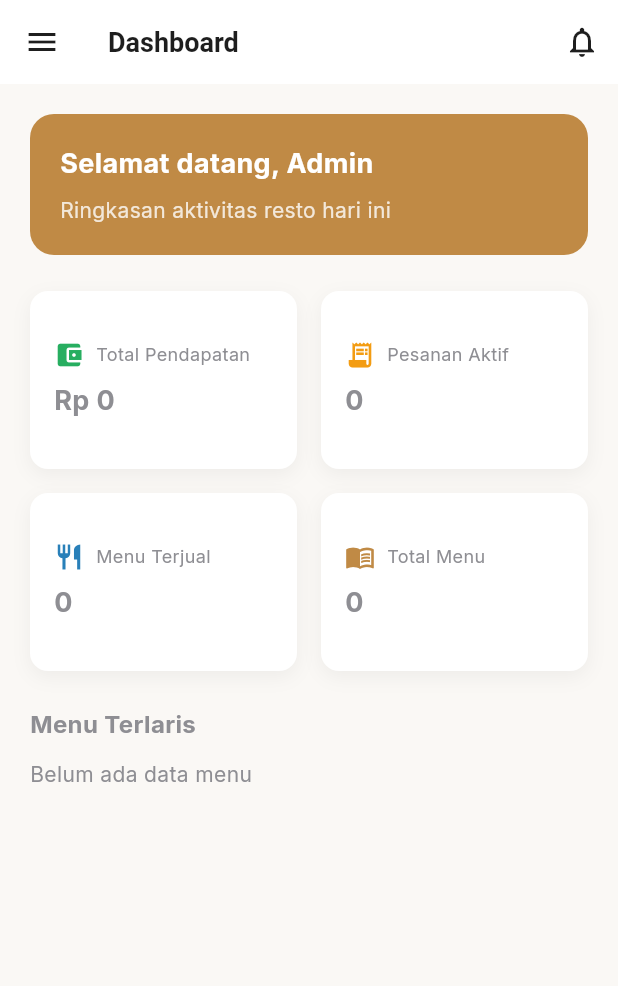
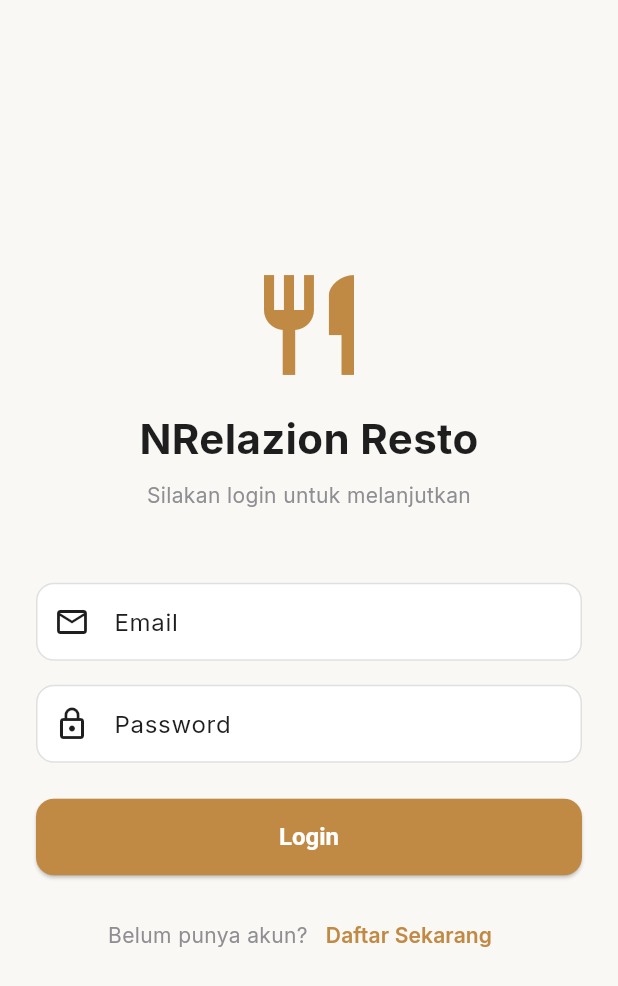
Before and after one commit to Alya-sriananda/NRelazion-Resto-mobile, a Flutter app: the screen it shows after launch, on a phone screen of 412 x 824 dp. Shown: the top 986 px of the screen. Run offline on Flutter 3.47's test engine with Material 3 defaults, Android fonts, the phone set to English and light mode, and no system bars; our stand-ins replace fl_chart, google_fonts, shared_preferences; accounts and stored records are empty.

Commit message:
halaman login dan register

```diff
--- a/lib/main.dart
+++ b/lib/main.dart
@@ -3,6 +3,8 @@ import 'package:provider/provider.dart';
 import 'constants/app_routes.dart';
 import 'theme/app_theme.dart';
 
+import 'screens/auth/login_screen.dart';
+import 'screens/auth/register_screen.dart';
 import 'screens/admin/admin_dashboard_screen.dart';
 import 'screens/admin/admin_meja_screen.dart';
 import 'screens/admin/admin_menu_screen.dart';
@@ -38,10 +40,12 @@ class MyApp extends StatelessWidget {
         title: 'NRelazion Resto',
         debugShowCheckedModeBanner: false,
         theme: AppTheme.lightTheme,
-        initialRoute: AppRoutes.adminDashboard, // Sementara kita mulai di Admin Dashboard
+        initialRoute: AppRoutes.login,
         routes: {
           AppRoutes.splash: (context) => const PlaceholderScreen(title: 'Splash Screen'),
-          AppRoutes.login: (context) => const PlaceholderScreen(title: 'Login'),
+          AppRoutes.login: (context) => const LoginScreen(),
+          AppRoutes.register: (context) => const RegisterScreen(),
+
           // Admin
           AppRoutes.adminDashboard: (context) => const AdminDashboardScreen(),
           AppRoutes.adminMenu: (context) => const AdminMenuScreen(),
--- a/lib/screens/admin/admin_meja_screen.dart
+++ b/lib/screens/admin/admin_meja_screen.dart
@@ -45,17 +45,20 @@ class _AdminMejaScreenState extends State<AdminMejaScreen> {
                     decoration: const InputDecoration(labelText: 'Area (Misal: Indoor)'),
                     validator: (v) => v!.isEmpty ? 'Wajib diisi' : null,
                   ),
+                  const SizedBox(height: 16),
                   TextFormField(
                     controller: nomorCtrl,
                     decoration: const InputDecoration(labelText: 'Nomor Meja'),
                     validator: (v) => v!.isEmpty ? 'Wajib diisi' : null,
                   ),
+                  const SizedBox(height: 16),
                   TextFormField(
                     controller: kapasitasCtrl,
                     decoration: const InputDecoration(labelText: 'Kapasitas (Kursi)'),
                     keyboardType: TextInputType.number,
                     validator: (v) => v!.isEmpty ? 'Wajib diisi' : null,
                   ),
+                  const SizedBox(height: 16),
                   DropdownButtonFormField<String>(
                     initialValue: status,
                     decoration: const InputDecoration(labelText: 'Status'),
--- a/lib/screens/admin/admin_user_screen.dart
+++ b/lib/screens/admin/admin_user_screen.dart
@@ -42,9 +42,13 @@ class _AdminUserScreenState extends State<AdminUserScreen> {
                 mainAxisSize: MainAxisSize.min,
                 children: [
                   TextFormField(controller: namaCtrl, decoration: const InputDecoration(labelText: 'Nama'), validator: (v) => v!.isEmpty ? 'Wajib' : null),
+                  const SizedBox(height: 16),
                   TextFormField(controller: emailCtrl, decoration: const InputDecoration(labelText: 'Email'), validator: (v) => v!.isEmpty ? 'Wajib' : null),
+                  const SizedBox(height: 16),
                   TextFormField(controller: passCtrl, decoration: InputDecoration(labelText: isEdit ? 'Password Baru (Opsional)' : 'Password'), validator: (v) => !isEdit && v!.isEmpty ? 'Wajib' : null, obscureText: true),
+                  const SizedBox(height: 16),
                   TextFormField(controller: phoneCtrl, decoration: const InputDecoration(labelText: 'Telepon')),
+                  const SizedBox(height: 16),
                   TextFormField(controller: fotoCtrl, decoration: const InputDecoration(labelText: 'URL Foto (Opsional)')),
                 ],
               ),
--- /dev/null
+++ b/lib/screens/auth/login_screen.dart
@@ -0,0 +1,148 @@
+import 'package:flutter/material.dart';
+import 'package:provider/provider.dart';
+import '../../constants/app_colors.dart';
+import '../../providers/auth_provider.dart';
+
+class LoginScreen extends StatefulWidget {
+  const LoginScreen({super.key});
+
+  @override
+  State<LoginScreen> createState() => _LoginScreenState();
+}
+
+class _LoginScreenState extends State<LoginScreen> {
+  final _formKey = GlobalKey<FormState>();
+  final _emailController = TextEditingController();
+  final _passwordController = TextEditingController();
+
+  @override
+  void dispose() {
+    _emailController.dispose();
+    _passwordController.dispose();
+    super.dispose();
+  }
+
+  void _login() async {
+    if (_formKey.currentState!.validate()) {
+      final authProvider = context.read<AuthProvider>();
+      final success = await authProvider.login(
+        _emailController.text.trim(),
+        _passwordController.text,
+      );
+
+      if (success && mounted) {
+        final role = authProvider.currentUser?.role.toLowerCase();
+        if (role == 'admin') {
+          Navigator.pushReplacementNamed(context, '/adminDashboard');
+        } else if (role == 'kasir') {
+          // TODO: Navigator.pushReplacementNamed(context, '/kasirDashboard');
+          ScaffoldMessenger.of(context).showSnackBar(
+            const SnackBar(content: Text('Login Berhasil sebagai Kasir')),
+          );
+          Navigator.pushReplacementNamed(context, '/adminDashboard'); // Sementara
+        } else {
+          // TODO: Navigator.pushReplacementNamed(context, '/customerHome');
+          ScaffoldMessenger.of(context).showSnackBar(
+            const SnackBar(content: Text('Login Berhasil sebagai Pelanggan')),
+          );
+        }
+      } else if (mounted) {
+        ScaffoldMessenger.of(context).showSnackBar(
+          SnackBar(content: Text(authProvider.errorMessage)),
+        );
+      }
+    }
+  }
+
+  @override
+  Widget build(BuildContext context) {
+    final authProvider = context.watch<AuthProvider>();
+
+    return Scaffold(
+      backgroundColor: AppColors.cream,
+      body: Center(
+        child: SingleChildScrollView(
+          padding: const EdgeInsets.all(24.0),
+          child: Form(
+            key: _formKey,
+            child: Column(
+              mainAxisAlignment: MainAxisAlignment.center,
+              crossAxisAlignment: CrossAxisAlignment.stretch,
+              children: [
+                const Icon(Icons.restaurant, size: 80, color: AppColors.primary),
+                const SizedBox(height: 16),
+                const Text(
+                  'NRelazion Resto',
+                  textAlign: TextAlign.center,
+                  style: TextStyle(
+                    fontSize: 28,
+                    fontWeight: FontWeight.bold,
+                    color: AppColors.dark,
+                  ),
+                ),
+                const SizedBox(height: 8),
+                const Text(
+                  'Silakan login untuk melanjutkan',
+                  textAlign: TextAlign.center,
+                  style: TextStyle(color: AppColors.gray),
+                ),
+                const SizedBox(height: 48),
+                TextFormField(
+                  controller: _emailController,
+                  keyboardType: TextInputType.emailAddress,
+                  decoration: const InputDecoration(
+                    labelText: 'Email',
+                    prefixIcon: Icon(Icons.email_outlined),
+                  ),
+                  validator: (value) =>
+                      value == null || value.isEmpty ? 'Email wajib diisi' : null,
+                ),
+                const SizedBox(height: 16),
+                TextFormField(
+                  controller: _passwordController,
+                  obscureText: true,
+                  decoration: const InputDecoration(
+                    labelText: 'Password',
+                    prefixIcon: Icon(Icons.lock_outline),
+                  ),
+                  validator: (value) =>
+                      value == null || value.isEmpty ? 'Password wajib diisi' : null,
+                ),
+                const SizedBox(height: 24),
+                ElevatedButton(
+                  onPressed: authProvider.isLoading ? null : _login,
+                  style: ElevatedButton.styleFrom(
+                    padding: const EdgeInsets.symmetric(vertical: 16),
+                  ),
+                  child: authProvider.isLoading
+                      ? const SizedBox(
+                          height: 20,
+                          width: 20,
+                          child: CircularProgressIndicator(
+                            color: Colors.white,
+                            strokeWidth: 2,
+                          ),
+                        )
+                      : const Text('Login', style: TextStyle(fontSize: 16)),
+                ),
+                const SizedBox(height: 16),
+                Row(
+                  mainAxisAlignment: MainAxisAlignment.center,
+                  children: [
+                    const Text('Belum punya akun?'),
+                    TextButton(
+                      onPressed: () {
+                        Navigator.pushNamed(context, '/register');
+                      },
+                      child: const Text('Daftar Sekarang'),
+                    ),
+                  ],
+                ),
+              ],
+            ),
+          ),
+        ),
+      ),
+    );
+  }
+}
```
Also changed, not shown: lib/providers/auth_provider.dart (+26 -0 lines), lib/screens/auth/register_screen.dart (added, +182 -0 lines).
